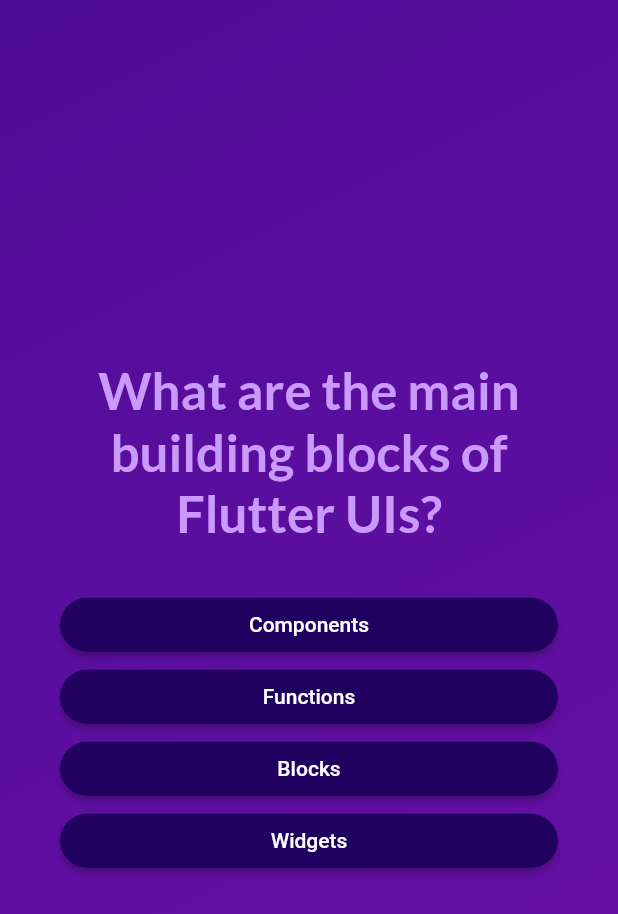
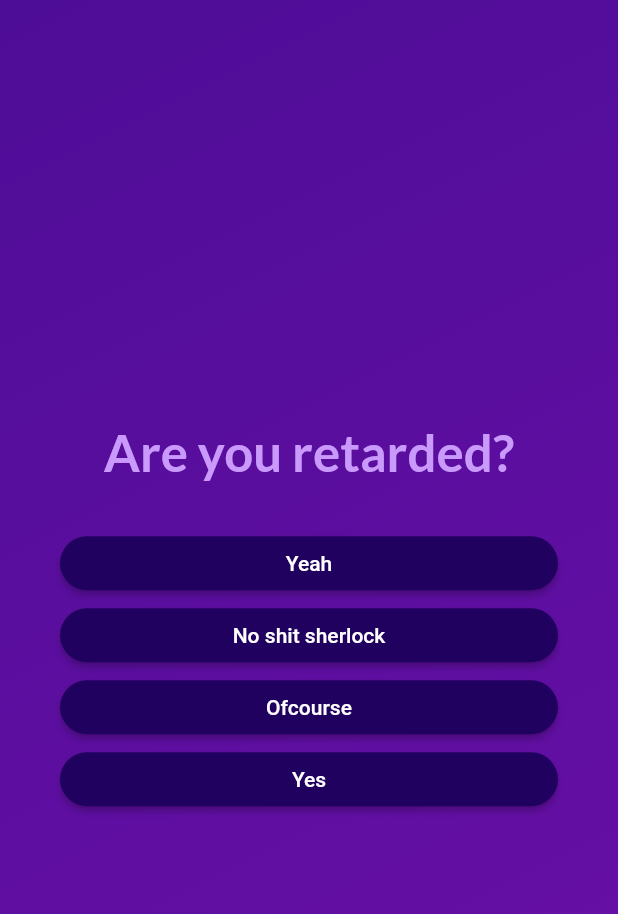
Before and after one commit to mihrpsah/quizapp, a Flutter app: the screen it shows after launch, after a tap on "Start Quiz", after a tap on "Red", on a phone screen of 412 x 824 dp. Shown: the top 914 px of the screen. Run offline on Flutter 3.47's test engine with Material 2 defaults, Android fonts, the phone set to English and light mode, and no system bars; our stand-ins replace google_fonts.

```diff
--- a/lib/data/questions.dart
+++ b/lib/data/questions.dart
@@ -11,54 +11,45 @@ const questions = [
     ],
   ),
   QuizQuestion(
-    'What are the main building blocks of Flutter UIs?',
+    'Are you retarded?',
     [
-      'Widgets',
-      'Components',
-      'Blocks',
-      'Functions',
+      'Yes',
+      'Yeah',
+      'Ofcourse',
+      'No shit sherlock',
     ],
   ),
-  QuizQuestion('How are Flutter UIs built?', [
-    'By combining widgets in code',
-    'By combining widgets in a visual editor',
-    'By defining widgets in config files',
-    'By using XCode for iOS and Android Studio for Android',
+  QuizQuestion('Who is adam22?', [
+    'A cuck',
+    'Legend',
+    'Goat',
+    'Influencer',
   ]),
   QuizQuestion(
-    'What\'s the purpose of a StatefulWidget?',
+    'What\'s the purpose of Rohit Sharma?',
     [
-      'Update UI as data changes',
-      'Update data as UI changes',
-      'Ignore data changes',
-      'Render UI that does not depend on data',
+      'Nothing',
+      'Opening',
+      'Captaincy',
+      'Lol',
     ],
   ),
   QuizQuestion(
-    'Which widget should you try to use more often: StatelessWidget or StatefulWidget?',
+    'Is AkraBazzi the goat?',
     [
-      'StatelessWidget',
-      'StatefulWidget',
-      'Both are equally good',
-      'None of the above',
+      'Yes',
+      'Ofcourse',
+      'Is it even a question?',
+      'Yes, Mr. Obvious',
     ],
   ),
   QuizQuestion(
-    'What happens if you change data in a StatelessWidget?',
+    'Is this app awesome?',
     [
-      'The UI is not updated',
-      'The UI is updated',
-      'The closest StatefulWidget is updated',
-      'Any nested StatefulWidgets are updated',
-    ],
-  ),
-  QuizQuestion(
-    'How should you update data inside of StatefulWidgets?',
-    [
-      'By calling setState()',
-      'By calling updateData()',
-      'By calling updateUI()',
-      'By calling updateState()',
+      'Yesssss',
+      'Nayy',
+      'Maybe',
+      'I mean, it\'s alright',
     ],
   ),
 ];
--- a/lib/quiz.dart
+++ b/lib/quiz.dart
@@ -25,6 +25,7 @@ class _QuizState extends State<Quiz> {
 
   void switchScreen() {
     setState(() {
+      selectedAnswers = [];
       activeScreen = QuestionsScreen(onSelectAnswer: chooseAnswer);
     });
   }
@@ -34,6 +35,7 @@ class _QuizState extends State<Quiz> {
     if (selectedAnswers.length == questions.length) {
       setState(() {
         activeScreen = ResultScreen(
+          switchScreen,
           chosenAnswers: selectedAnswers,
         );
       });
--- a/lib/result_screen.dart
+++ b/lib/result_screen.dart
@@ -1,13 +1,13 @@
-import 'package:flutter/foundation.dart';
 import 'package:flutter/material.dart';
 import 'package:google_fonts/google_fonts.dart';
 import 'package:quizapp/data/questions.dart';
 import 'package:quizapp/questions_summary.dart';
 
 class ResultScreen extends StatelessWidget {
-  const ResultScreen({super.key, required this.chosenAnswers});
+  const ResultScreen(this.startQuiz, {super.key, required this.chosenAnswers});
 
   final List chosenAnswers;
+  final void Function() startQuiz;
 
   List<Map<String, Object>> getSummaryData() {
     final List<Map<String, Object>> summary = [];
@@ -51,9 +51,15 @@ class ResultScreen extends StatelessWidget {
           const SizedBox(
             height: 30,
           ),
-          TextButton(onPressed: () {}, child: const Text("Restart Quiz"))
+          TextButton(
+              onPressed: restartQuizPressed, child: const Text("Restart Quiz"))
         ]),
       ),
     );
   }
+
+  void restartQuizPressed() {
+    print("Int");
+    startQuiz();
+  }
 }
```
